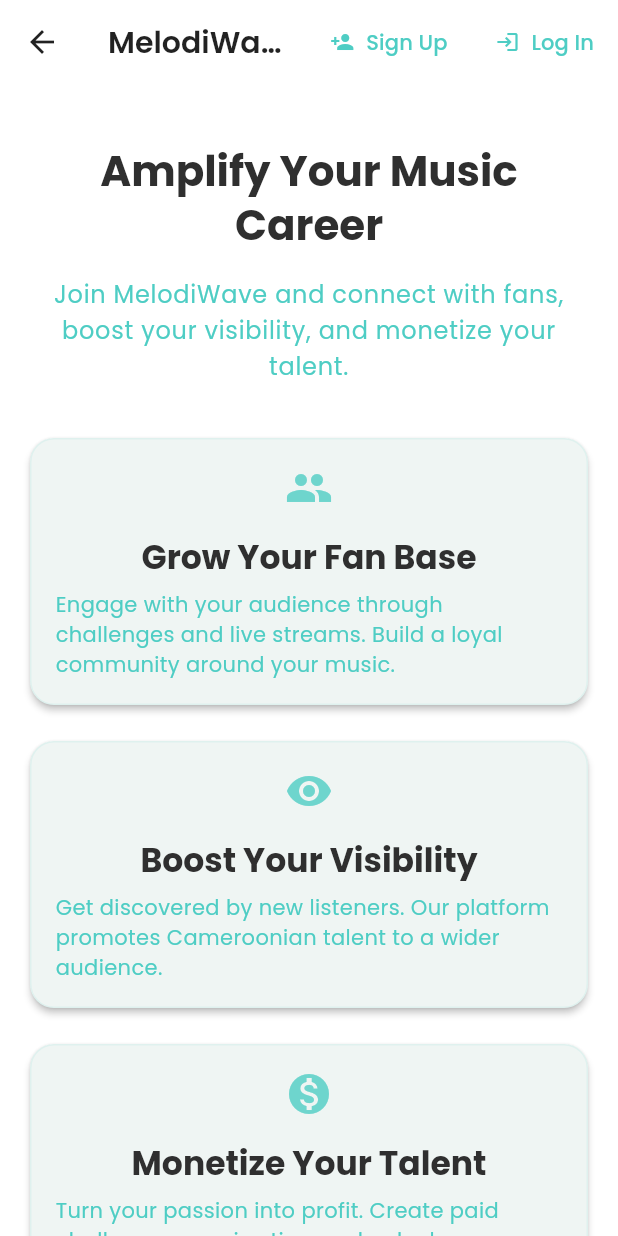
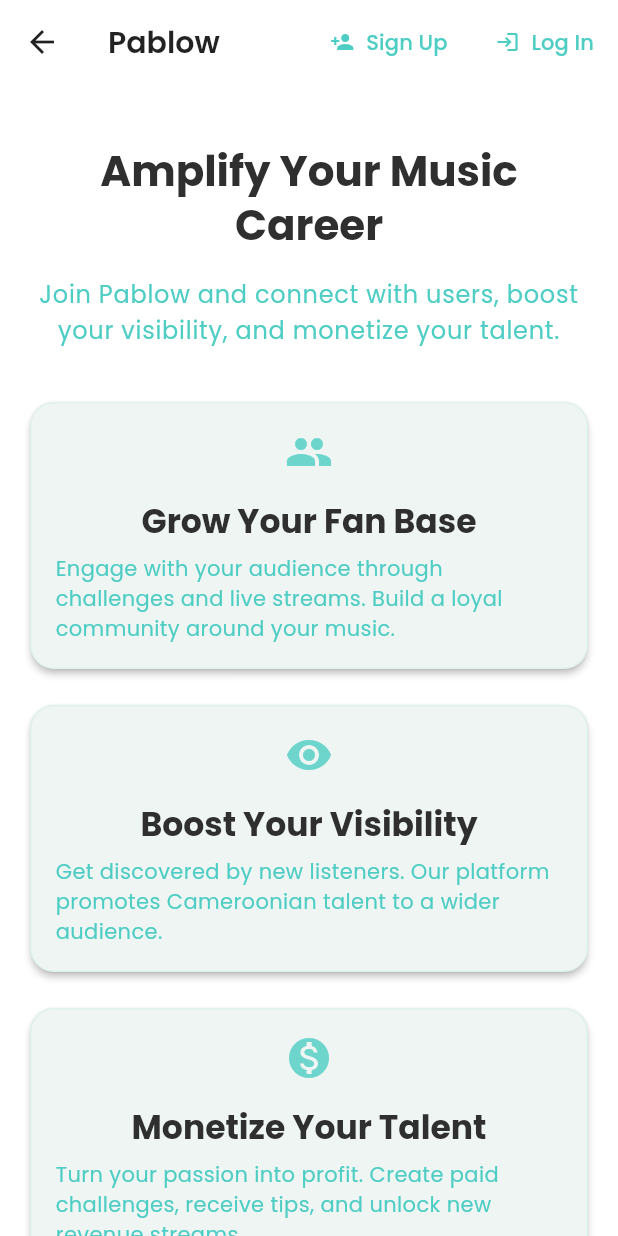
Before and after one commit to delbertkimbi/StarShine, a Flutter app: the ArtistLanding screen opened by its route, on a phone screen of 412 x 824 dp. Run offline on Flutter 3.47's test engine with Material 3 defaults, Android fonts, the phone set to English and light mode, and no system bars; drawn by our look-alikes of flutter_animate; our stand-ins replace cached_network_image, get, google_fonts.

Commit message:
refactoring and changing of name globally

```diff
--- /dev/null
+++ b/star_shine/lib/constants/app_constants.dart
@@ -0,0 +1,3 @@
+class AppConstants {
+  static const appName = "Pablow";
+}
--- a/star_shine/lib/main.dart
+++ b/star_shine/lib/main.dart
@@ -3,6 +3,7 @@
 import 'package:flutter/services.dart';
 import 'package:get/get.dart';
 import 'package:google_fonts/google_fonts.dart';
+import 'package:star_shine/constants/app_constants.dart';
 import 'package:star_shine/constants/app_routes.dart';
 import 'package:star_shine/screens/feed_screen.dart';
 import 'package:star_shine/screens/splash_screen.dart';
@@ -25,7 +26,7 @@
   Widget build(BuildContext context) {
     return GetMaterialApp(
       debugShowCheckedModeBanner: false,
-      title: 'MelodiWave',
+      title: AppConstants.appName,
       theme: ThemeData(
         fontFamily: GoogleFonts.poppins().fontFamily,
         primaryColor: const Color(0xFF4ECDC4),
--- a/star_shine/lib/screens/artist_homescreen.dart
+++ b/star_shine/lib/screens/artists/artist_homescreen.dart
@@ -23,6 +23,7 @@
             onPressed: () {
               Get.toNamed('/artist-notification');
             },
+
           ),
           IconButton(
             icon: const Icon(Icons.settings_outlined),
--- a/star_shine/lib/screens/artist_landing.dart
+++ b/star_shine/lib/screens/artists/artist_landing.dart
@@ -2,7 +2,8 @@
 import 'package:flutter/material.dart';
 import 'package:flutter_animate/flutter_animate.dart';
 import 'package:get/get.dart';
-import 'package:star_shine/screens/artist_signup.dart';
+import 'package:star_shine/constants/app_constants.dart';
+import 'package:star_shine/screens/artists/artist_signup.dart';
 import 'package:star_shine/screens/user_signup.dart';
 import 'package:star_shine/widgets/feature_card.dart';
 
@@ -13,7 +14,7 @@
   Widget build(BuildContext context) {
     return Scaffold(
       appBar: AppBar(
-        title: const Text('MelodiWave'),
+        title: const Text('Pablow'),
         actions: [
           TextButton.icon(
             onPressed: () => Get.to(() => const ArtistSignUp()),
@@ -44,7 +45,7 @@
               ),
               const SizedBox(height: 16),
               Text(
-                'Join MelodiWave and connect with fans, boost your visibility, and monetize your talent.',
+                'Join ${AppConstants.appName} and connect with users, boost your visibility, and monetize your talent.',
                 style: Theme.of(context).textTheme.bodyLarge?.copyWith(
                   color: Theme.of(context).primaryColor,
                 ),
@@ -77,7 +78,7 @@
                 child: const Row(
                   mainAxisSize: MainAxisSize.min,
                   children: [
-                    Text('Join MelodiWave Today'),
+                    Text('Join ${AppConstants.appName} Today'),
                     SizedBox(width: 8),
                     Icon(Icons.music_note, size: 16),
                   ],
--- a/star_shine/lib/screens/artist_login_screen.dart
+++ b/star_shine/lib/screens/artists/artist_login_screen.dart
@@ -1,8 +1,9 @@
 import 'package:flutter/material.dart';
 import 'package:get/get.dart';
+import 'package:star_shine/constants/app_constants.dart';
 import 'package:star_shine/controllers/auth_controller.dart';
+import 'package:star_shine/screens/artists/artist_signup.dart';
 import 'package:star_shine/screens/main_screen.dart';
-import 'package:star_shine/screens/artist_signup.dart';
 
 class ArtistLogin extends StatelessWidget {
   const ArtistLogin({super.key});
@@ -121,7 +122,7 @@
                     Get.to(() => const ArtistSignUp());
                   },
                   child: const Text(
-                    'New to MelodiWave? Create an account',
+                    'New to ${AppConstants.appName}? Create an account',
                     style: TextStyle(color: Color(0xFF4ECDC4)),
                   ),
                 ),
--- a/star_shine/lib/screens/artist_signup.dart
+++ b/star_shine/lib/screens/artists/artist_signup.dart
@@ -1,6 +1,7 @@
 // lib/screens/artist_signup.dart
 import /**/'package:flutter/material.dart';
 import 'package:get/get.dart';
+import 'package:star_shine/constants/app_constants.dart';
 import 'package:star_shine/controllers/auth_controller.dart';
 import 'package:star_shine/screens/main_screen.dart';
 
@@ -43,7 +44,7 @@
             ),
             const SizedBox(height: 8),
             Text(
-              'Join MelodiWave and connect with your fans',
+              'Join ${AppConstants.appName} and connect with your Fans',
               style: Theme.of(context).textTheme.bodyMedium?.copyWith(
                     color: const Color(0xFF4ECDC4),
                   ),
--- a/star_shine/lib/screens/feed_screen.dart
+++ b/star_shine/lib/screens/feed_screen.dart
@@ -1,6 +1,7 @@
 // lib/screens/feed_screen.dart
 import 'package:flutter/material.dart';
 import 'package:get/get.dart';
+import 'package:star_shine/constants/app_constants.dart';
 import 'package:star_shine/widgets/challenge_card.dart';
 import 'package:star_shine/widgets/video_card.dart';
 
@@ -71,7 +72,7 @@
 
     return Scaffold(
       appBar: AppBar(
-        title: const Text('MelodiWave'),
+        title: const Text(AppConstants.appName),
         bottom: PreferredSize(
           preferredSize: const Size.fromHeight(48),
           child: Obx(() => Row(
--- a/star_shine/lib/screens/main_screen.dart
+++ b/star_shine/lib/screens/main_screen.dart
@@ -17,7 +17,7 @@
     final screens = [
       const FeedScreen(),
       if (authController.isArtist) const UploadScreen(),
-      const ProfileScreen(),
+      const ArtistProfileScreen(),
     ];
 
     return Scaffold(
--- a/star_shine/lib/screens/user_signup.dart
+++ b/star_shine/lib/screens/user_signup.dart
@@ -2,6 +2,7 @@
 import 'package:flutter/material.dart';
 import 'package:flutter_animate/flutter_animate.dart';
 import 'package:get/get.dart';
+import 'package:star_shine/constants/app_constants.dart';
 import 'package:star_shine/controllers/auth_controller.dart';
 import 'package:star_shine/screens/favourite_artist.dart';
 
@@ -32,7 +33,7 @@
             ),
             const SizedBox(height: 8),
             Text(
-              'Join MelodiWave and discover amazing Cameroonian music',
+              'Join ${AppConstants.appName} and discover amazing Cameroonian music',
               style: Theme.of(context).textTheme.bodyMedium?.copyWith(
                 color: Theme.of(context).primaryColor,
               ),
--- a/star_shine/lib/screens/usertype_selection_screen.dart
+++ b/star_shine/lib/screens/usertype_selection_screen.dart
@@ -38,7 +38,7 @@
               _buildSelectionCard(
                 context: context,
                 title: "Join as an Artist",
-                description: "Create content, connect with fans, and monetize your music",
+                description: "Create content, connect with users, and monetize your music",
                 icon: Icons.music_note,
                 gradientColors: [
                   Colors.orange.shade400,
@@ -59,8 +59,7 @@
                   Colors.orange.shade500,
                 ],
                 onTap: () {
-                  // Get.toNamed('/fan-registration');
-                  Get.toNamed('/artist-home');
+                  Get.toNamed('/fan-registration');
                 },
               ),
             ],
--- a/star_shine/lib/widgets/challenge_card.dart
+++ b/star_shine/lib/widgets/challenge_card.dart
@@ -129,14 +129,14 @@
                               ),
                             ),
                             const SizedBox(height: 12),
-                            Row(
+                            Column(
                               children: [
                                 _buildInfoChip(
                                   Icons.people,
                                   '${widget.participants}',
                                   'participants',
                                 ),
-                                const SizedBox(width: 12),
+                                const SizedBox(height: 12),
                                 _buildInfoChip(
                                   Icons.timer,
                                   '${widget.daysLeft}',
```
Also changed, not shown: star_shine/lib/constants/app_routes.dart (+4 -4 lines).
